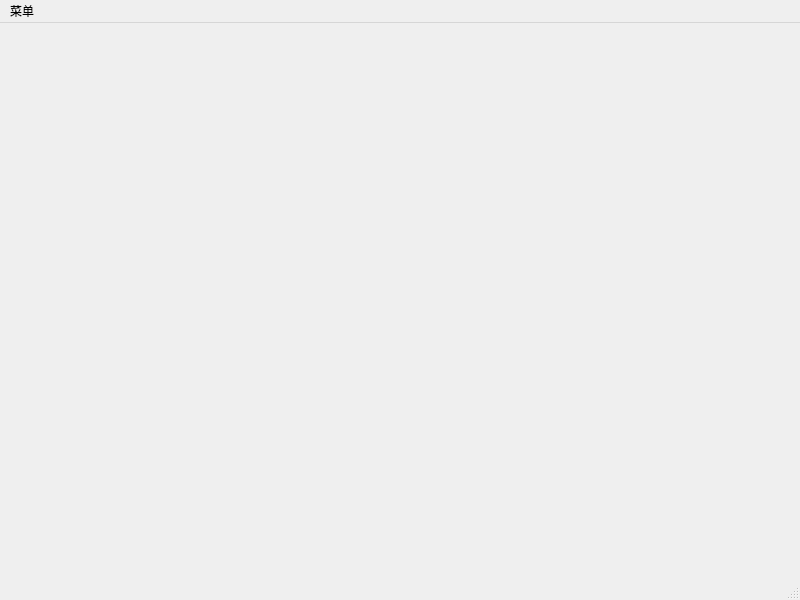
First picture: the form in se_exercise/GUI/main.ui, repository drowning-in-codes/software_engineer, before the edit.
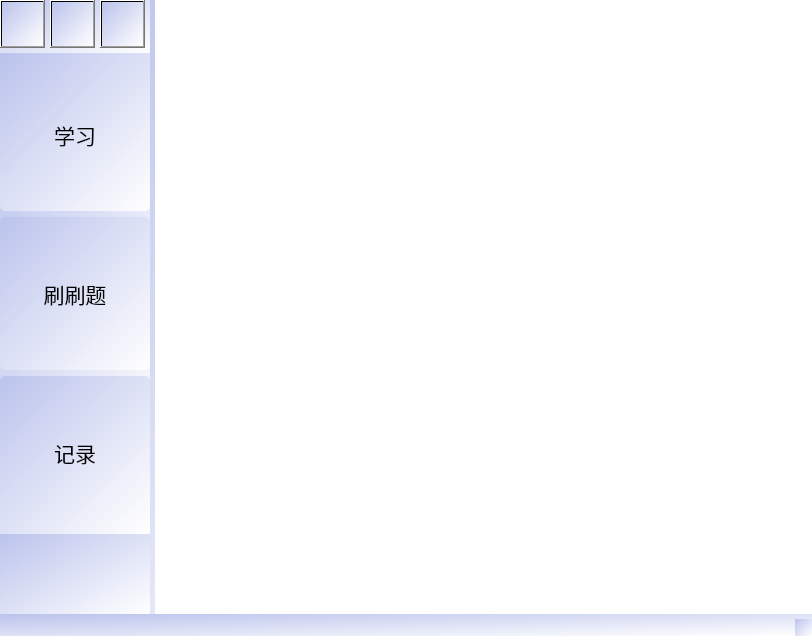
Second picture: the form after the edit. Icons and pictures are not drawn.

```diff
--- a/se_exercise/GUI/main.ui
+++ b/se_exercise/GUI/main.ui
@@ -6,29 +6,289 @@
    <rect>
     <x>0</x>
     <y>0</y>
-    <width>800</width>
-    <height>600</height>
+    <width>812</width>
+    <height>636</height>
    </rect>
   </property>
   <property name="windowTitle">
    <string>MainWindow</string>
   </property>
-  <widget class="QWidget" name="centralwidget"/>
-  <widget class="QMenuBar" name="menubar">
-   <property name="geometry">
-    <rect>
-     <x>0</x>
-     <y>0</y>
-     <width>800</width>
-     <height>26</height>
-    </rect>
-   </property>
-   <widget class="QMenu" name="menu">
-    <property name="title">
-     <string>菜单</string>
+  <property name="styleSheet">
+   <string notr="true">background-color: qlineargradient(spread:pad, x1:0, y1:0, x2:1, y2:1, stop:0 rgba(187, 195, 236, 255), stop:1 rgba(255, 255, 255, 255));</string>
+  </property>
+  <widget class="QWidget" name="centralwidget">
+   <layout class="QHBoxLayout" name="horizontalLayout_2" stretch="1,5">
+    <property name="spacing">
+     <number>5</number>
     </property>
-   </widget>
-   <addaction name="menu"/>
+    <property name="leftMargin">
+     <number>0</number>
+    </property>
+    <property name="topMargin">
+     <number>0</number>
+    </property>
+    <property name="rightMargin">
+     <number>0</number>
+    </property>
+    <property name="bottomMargin">
+     <number>0</number>
+    </property>
+    <item>
+     <widget class="QWidget" name="widget_5" native="true">
+      <property name="autoFillBackground">
+       <bool>false</bool>
+      </property>
+      <layout class="QVBoxLayout" name="verticalLayout_2" stretch="0,6,1">
+       <property name="spacing">
+        <number>0</number>
+       </property>
+       <property name="leftMargin">
+        <number>0</number>
+       </property>
+       <property name="topMargin">
+        <number>0</number>
+       </property>
+       <property name="rightMargin">
+        <number>0</number>
+       </property>
+       <property name="bottomMargin">
+        <number>0</number>
+       </property>
+       <item>
+        <widget class="QWidget" name="widget_4" native="true">
+         <property name="font">
+          <font>
+           <pointsize>9</pointsize>
+          </font>
+         </property>
+         <layout class="QHBoxLayout" name="horizontalLayout" stretch="0,0,0">
+          <property name="spacing">
+           <number>5</number>
+          </property>
+          <property name="sizeConstraint">
+           <enum>QLayout::SetDefaultConstraint</enum>
+          </property>
+          <property name="leftMargin">
+           <number>0</number>
+          </property>
+          <property name="topMargin">
+           <number>0</number>
+          </property>
+          <property name="rightMargin">
+           <number>5</number>
+          </property>
+          <property name="bottomMargin">
+           <number>5</number>
+          </property>
+          <item>
+           <widget class="QPushButton" name="pushButton_4">
+            <property name="styleSheet">
+             <string notr="true">border-image: url(:/icon/关闭2.png);
+width:auto;
+min-height:40px;</string>
+            </property>
+            <property name="text">
+             <string/>
+            </property>
+           </widget>
+          </item>
+          <item>
+           <widget class="QPushButton" name="pushButton_5">
+            <property name="styleSheet">
+             <string notr="true">border-image: url(:/icon/缩小.png);width:auto;
+min-height:40px;</string>
+            </property>
+            <property name="text">
+             <string/>
+            </property>
+           </widget>
+          </item>
+          <item>
+           <widget class="QPushButton" name="pushButton_6">
+            <property name="styleSheet">
+             <string notr="true">border-image: url(:/icon/全屏.png);
+width:auto;
+min-height:40px;</string>
+            </property>
+            <property name="text">
+             <string/>
+            </property>
+            <property name="iconSize">
+             <size>
+              <width>20</width>
+              <height>20</height>
+             </size>
+            </property>
+            <property name="checkable">
+             <bool>false</bool>
+            </property>
+            <property name="autoRepeat">
+             <bool>false</bool>
+            </property>
+           </widget>
+          </item>
+         </layout>
+        </widget>
+       </item>
+       <item>
+        <widget class="QWidget" name="widget" native="true">
+         <layout class="QVBoxLayout" name="verticalLayout">
+          <property name="leftMargin">
+           <number>0</number>
+          </property>
+          <property name="topMargin">
+           <number>5</number>
+          </property>
+          <property name="rightMargin">
+           <number>0</number>
+          </property>
+          <property name="bottomMargin">
+           <number>5</number>
+          </property>
+          <item>
+           <widget class="QPushButton" name="pushButton">
+            <property name="sizePolicy">
+             <sizepolicy hsizetype="Minimum" vsizetype="Preferred">
+              <horstretch>0</horstretch>
+              <verstretch>0</verstretch>
+             </sizepolicy>
+            </property>
+            <property name="font">
+             <font>
+              <family>楷体</family>
+              <pointsize>16</pointsize>
+             </font>
+            </property>
+            <property name="cursor">
+             <cursorShape>OpenHandCursor</cursorShape>
+            </property>
+            <property name="toolTip">
+             <string>&lt;html&gt;&lt;head/&gt;&lt;body&gt;&lt;p&gt;开始学习吧&lt;/p&gt;&lt;/body&gt;&lt;/html&gt;</string>
+            </property>
+            <property name="whatsThis">
+             <string>&lt;html&gt;&lt;head/&gt;&lt;body&gt;&lt;p&gt;&lt;br/&gt;&lt;/p&gt;&lt;/body&gt;&lt;/html&gt;</string>
+            </property>
+            <property name="styleSheet">
+             <string notr="true">#pushButton {
+	border-radius:5px;
+	
+
+}</string>
+            </property>
+            <property name="text">
+             <string>学习</string>
+            </property>
+           </widget>
+          </item>
+          <item>
+           <widget class="QPushButton" name="pushButton_2">
+            <property name="sizePolicy">
+             <sizepolicy hsizetype="Minimum" vsizetype="Preferred">
+              <horstretch>0</horstretch>
+              <verstretch>0</verstretch>
+             </sizepolicy>
+            </property>
+            <property name="font">
+             <font>
+              <family>楷体</family>
+              <pointsize>16</pointsize>
+             </font>
+            </property>
+            <property name="cursor">
+             <cursorShape>OpenHandCursor</cursorShape>
+            </property>
+            <property name="toolTip">
+             <string>&lt;html&gt;&lt;head/&gt;&lt;body&gt;&lt;p&gt;学完了刷题&lt;/p&gt;&lt;/body&gt;&lt;/html&gt;</string>
+            </property>
+            <property name="styleSheet">
+             <string notr="true">#pushButton_2 {
+	border-radius:5px;
+	
+
+}</string>
+            </property>
+            <property name="text">
+             <string>刷刷题</string>
+            </property>
+           </widget>
+          </item>
+          <item>
+           <widget class="QPushButton" name="pushButton_3">
+            <property name="sizePolicy">
+             <sizepolicy hsizetype="Preferred" vsizetype="Preferred">
+              <horstretch>0</horstretch>
+              <verstretch>0</verstretch>
+             </sizepolicy>
+            </property>
+            <property name="font">
+             <font>
+              <family>楷体</family>
+              <pointsize>16</pointsize>
+             </font>
+            </property>
+            <property name="cursor">
+             <cursorShape>OpenHandCursor</cursorShape>
+            </property>
+            <property name="toolTip">
+             <string>&lt;html&gt;&lt;head/&gt;&lt;body&gt;&lt;p&gt;看看对了多少&lt;/p&gt;&lt;/body&gt;&lt;/html&gt;</string>
+            </property>
+            <property name="styleSheet">
+             <string notr="true">#pushButton_3 {
+	border-radius:5px;
+	
+
+}</string>
+            </property>
+            <property name="text">
+             <string>记录</string>
+            </property>
+           </widget>
+          </item>
+         </layout>
+        </widget>
+       </item>
+       <item>
+        <widget class="QLabel" name="label_2">
+         <property name="styleSheet">
+          <string notr="true">border-radius:50%;
+border-image: url(:/icon/设置.png);</string>
+         </property>
+         <property name="frameShape">
+          <enum>QFrame::NoFrame</enum>
+         </property>
+         <property name="text">
+          <string/>
+         </property>
+         <property name="scaledContents">
+          <bool>false</bool>
+         </property>
+        </widget>
+       </item>
+      </layout>
+     </widget>
+    </item>
+    <item>
+     <widget class="QStackedWidget" name="stackedWidget">
+      <property name="sizePolicy">
+       <sizepolicy hsizetype="Preferred" vsizetype="Preferred">
+        <horstretch>0</horstretch>
+        <verstretch>0</verstretch>
+       </sizepolicy>
+      </property>
+      <property name="autoFillBackground">
+       <bool>false</bool>
+      </property>
+      <property name="styleSheet">
+       <string notr="true">background-color: rgb(255, 255, 255);</string>
+      </property>
+      <property name="currentIndex">
+       <number>0</number>
+      </property>
+      <widget class="QWidget" name="page_3"/>
+      <widget class="QWidget" name="page_4"/>
+     </widget>
+    </item>
+   </layout>
   </widget>
   <widget class="QStatusBar" name="statusbar"/>
  </widget>
```
Left out of the diff: 57 changed lines with no effect on the pictures.
